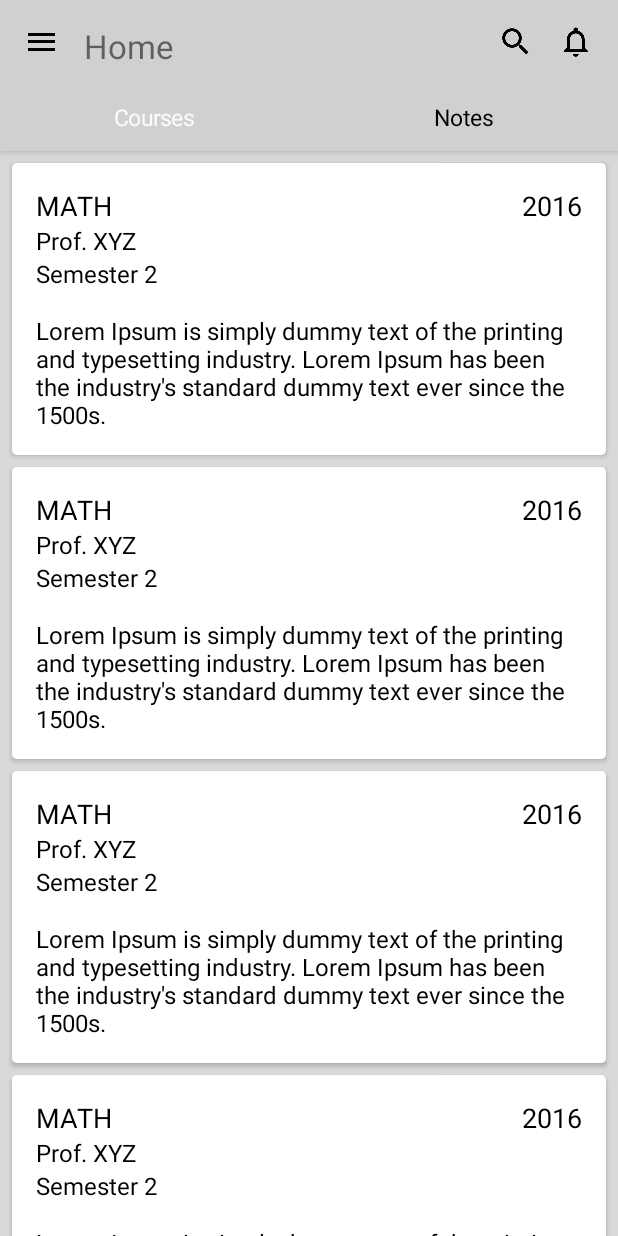
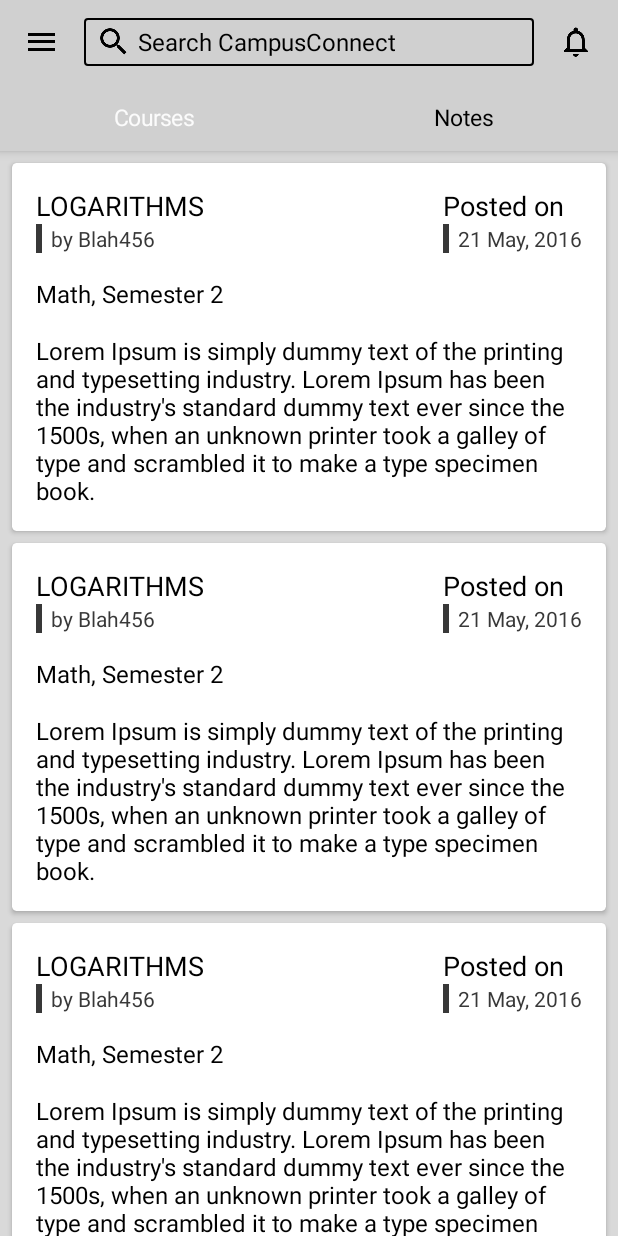
Before and after one commit to RK02/CampusConnect_2016, an Android app: the FragmentSearchCourse screen opened directly, with no data from a screen before it, after a tap on "Notes", on a phone screen of 412 x 824 dp. Run offline under Robolectric (Android 15) with nearby library versions, the phone set to English and light mode, and no system bars; our stand-ins replace ButterKnife.

Commit message:
SearchPage ActionBar changed.

```diff
--- a/app/src/main/java/com/campusconnect/cc_reboot/adapter/SearchCourseListAdapter.java
+++ b/app/src/main/java/com/campusconnect/cc_reboot/adapter/SearchCourseListAdapter.java
@@ -20,7 +20,7 @@ import butterknife.ButterKnife;
  * Created by RK on 05/06/2016.
  */
 public class SearchCourseListAdapter extends
-        RecyclerView.Adapter<SearchCourseListAdapter.SearchCourseListViewHolder> {
+        RecyclerView.Adapter<SearchCourseListAdapter.SearchNotesListViewHolder> {
 
     Context context;
 
@@ -35,23 +35,23 @@ public class SearchCourseListAdapter extends
     }
 
     @Override
-    public void onBindViewHolder(SearchCourseListViewHolder SearchCourseListViewHolder, int i) {
+    public void onBindViewHolder(SearchNotesListViewHolder SearchNotesListViewHolder, int i) {
     }
 
     @Override
-    public SearchCourseListViewHolder onCreateViewHolder(ViewGroup viewGroup, int i) {
+    public SearchNotesListViewHolder onCreateViewHolder(ViewGroup viewGroup, int i) {
         View itemView = LayoutInflater.from(viewGroup.getContext()).inflate(
                 R.layout.card_layout_search_course, viewGroup, false);
 
-        return new SearchCourseListViewHolder(itemView);
+        return new SearchNotesListViewHolder(itemView);
     }
 
-    public class SearchCourseListViewHolder extends RecyclerView.ViewHolder {
+    public class SearchNotesListViewHolder extends RecyclerView.ViewHolder {
 
         @Bind(R.id.search_course_card)
         CardView search_course_card;
 
-        public SearchCourseListViewHolder(View v) {
+        public SearchNotesListViewHolder(View v) {
             super(v);
             ButterKnife.bind(this, v);
 
--- /dev/null
+++ b/app/src/main/java/com/campusconnect/cc_reboot/adapter/SearchNotesListAdapter.java
@@ -0,0 +1,64 @@
+package com.campusconnect.cc_reboot.adapter;
+
+import android.content.Context;
+import android.support.v7.widget.CardView;
+import android.support.v7.widget.RecyclerView;
+import android.view.LayoutInflater;
+import android.view.View;
+import android.view.ViewGroup;
+
+import com.campusconnect.cc_reboot.R;
+
+import butterknife.Bind;
+import butterknife.ButterKnife;
+
+/**
+ * Created by RK on 05/06/2016.
+ */
+public class SearchNotesListAdapter extends
+        RecyclerView.Adapter<SearchNotesListAdapter.SearchCourseListViewHolder> {
+
+    Context context;
+
+    public SearchNotesListAdapter(Context context) {
+        this.context = context;
+
+    }
+
+    @Override
+    public int getItemCount() {
+        return 8;
+    }
+
+    @Override
+    public void onBindViewHolder(SearchCourseListViewHolder SearchCourseListViewHolder, int i) {
+    }
+
+    @Override
+    public SearchCourseListViewHolder onCreateViewHolder(ViewGroup viewGroup, int i) {
+        View itemView = LayoutInflater.from(viewGroup.getContext()).inflate(
+                R.layout.card_layout_search_note, viewGroup, false);
+
+        return new SearchCourseListViewHolder(itemView);
+    }
+
+    public class SearchCourseListViewHolder extends RecyclerView.ViewHolder {
+
+        @Bind(R.id.search_notes_card)
+        CardView search_notes_card;
+
+        public SearchCourseListViewHolder(View v) {
+            super(v);
+            ButterKnife.bind(this, v);
+
+            search_notes_card.setOnClickListener(new View.OnClickListener() {
+                @Override
+                public void onClick(View v) {
+                    //Intent intent_temp = new Intent(v.getContext(), CoursePageActivity.class);
+                    //context.startActivity(intent_temp);
+                }
+            });
+
+        }
+    }
+}
--- a/app/src/main/java/com/campusconnect/cc_reboot/fragment/SearchPage/FragmentSearchNotes.java
+++ b/app/src/main/java/com/campusconnect/cc_reboot/fragment/SearchPage/FragmentSearchNotes.java
@@ -12,6 +12,7 @@ import android.view.ViewGroup;
 
 import com.campusconnect.cc_reboot.R;
 import com.campusconnect.cc_reboot.adapter.SearchCourseListAdapter;
+import com.campusconnect.cc_reboot.adapter.SearchNotesListAdapter;
 
 /**
  * Created by RK on 05/06/2016.
@@ -19,7 +20,7 @@ import com.campusconnect.cc_reboot.adapter.SearchCourseListAdapter;
 public class FragmentSearchNotes extends Fragment {
 
     RecyclerView course_list;
-    SearchCourseListAdapter mCourseAdapter;
+    SearchNotesListAdapter mSearchNotesAdapter;
     LinearLayoutManager mLayoutManager;
 
     @Override
@@ -30,10 +31,10 @@ public class FragmentSearchNotes extends Fragment {
 
         //Setting the recyclerView
         mLayoutManager = new LinearLayoutManager(v.getContext());
-        mCourseAdapter = new SearchCourseListAdapter(v.getContext());
+        mSearchNotesAdapter = new SearchNotesListAdapter(v.getContext());
         course_list.setLayoutManager(mLayoutManager);
         course_list.setItemAnimator(new DefaultItemAnimator());
-        course_list.setAdapter(mCourseAdapter);
+        course_list.setAdapter(mSearchNotesAdapter);
 
         return v;
     }
--- /dev/null
+++ b/app/src/main/res/drawable/searchbox_rounded.xml
@@ -0,0 +1,13 @@
+<?xml version="1.0" encoding="utf-8"?>
+<shape xmlns:android="http://schemas.android.com/apk/res/android" >
+
+    <solid android:color="@android:color/transparent" />
+
+    <stroke
+        android:width="1dp"
+        android:color="#000000" />
+
+    <corners
+        android:radius="2dp" />
+
+</shape>
--- /dev/null
+++ b/app/src/main/res/layout/actionbar_search.xml
@@ -0,0 +1,69 @@
+<?xml version="1.0" encoding="utf-8"?>
+<LinearLayout xmlns:android="http://schemas.android.com/apk/res/android"
+    android:layout_width="match_parent"
+    android:layout_height="?attr/actionBarSize"
+    android:layout_gravity="right"
+    android:background="@color/ColorPrimaryDark"
+    android:elevation="4dp"
+    android:gravity="center_vertical"
+    android:paddingLeft="@dimen/activity_vertical_margin"
+    android:paddingRight="@dimen/activity_vertical_margin"
+    android:paddingTop="12dp"
+    android:paddingBottom="12dp">
+
+    <ImageButton
+        android:id="@+id/ib_menu"
+        android:layout_width="wrap_content"
+        android:layout_height="wrap_content"
+        android:background="@android:color/transparent"
+        android:src="@mipmap/ic_menu_24" />
+
+    <RelativeLayout
+        android:layout_width="match_parent"
+        android:layout_height="wrap_content"
+        android:layout_centerVertical="true"
+        android:paddingLeft="@dimen/activity_vertical_margin">
+
+        <RelativeLayout
+            android:layout_width="wrap_content"
+            android:layout_height="wrap_content"
+            android:gravity="center_vertical"
+            android:paddingLeft="8dp"
+            android:paddingRight="4dp"
+            android:background="@drawable/searchbox_rounded"
+            android:layout_toLeftOf="@+id/ib_notification"
+            android:layout_alignParentLeft="true">
+
+            <ImageButton
+                android:id="@+id/ib_search_icon"
+                android:layout_width="wrap_content"
+                android:layout_height="wrap_content"
+                android:layout_centerVertical="true"
+                android:background="@android:color/transparent"
+                android:src="@mipmap/ic_search_24" />
+
+            <TextView
+                android:id="@+id/tv_title"
+                android:layout_width="match_parent"
+                android:layout_height="match_parent"
+                android:gravity="center_vertical|left"
+                android:paddingLeft="4dp"
+                android:textColor="#000000"
+                android:layout_toRightOf="@+id/ib_search_icon"
+                android:text="Search CampusConnect"
+                android:textSize="16sp" />
+
+        </RelativeLayout>
+
+        <ImageButton
+            android:id="@+id/ib_notification"
+            android:layout_width="wrap_content"
+            android:layout_height="wrap_content"
+            android:layout_alignParentRight="true"
+            android:layout_centerVertical="true"
+            android:paddingLeft="@dimen/activity_vertical_margin"
+            android:background="@android:color/transparent"
+            android:src="@mipmap/ic_notifications_none_24" />
+    </RelativeLayout>
+
+</LinearLayout>
--- a/app/src/main/res/layout/activity_search.xml
+++ b/app/src/main/res/layout/activity_search.xml
@@ -18,8 +18,8 @@
 
             <!-- ViewPagerAdapter_home Toolbar   -->
             <include
-                android:id="@+id/include_acb_home"
-                layout="@layout/actionbar_home"
+                android:id="@+id/include_acb_search"
+                layout="@layout/actionbar_search"
                 android:layout_width="match_parent"
                 android:layout_height="?attr/actionBarSize"
                 app:layout_scrollFlags="scroll"></include>
--- /dev/null
+++ b/app/src/main/res/layout/card_layout_search_note.xml
@@ -0,0 +1,131 @@
+<?xml version="1.0" encoding="utf-8"?>
+<android.support.v7.widget.CardView xmlns:android="http://schemas.android.com/apk/res/android"
+    xmlns:card_view="http://schemas.android.com/apk/res-auto"
+    android:id="@+id/search_notes_card"
+    android:layout_width="match_parent"
+    android:layout_height="wrap_content"
+    android:layout_marginLeft="8dp"
+    android:layout_marginRight="8dp"
+    android:layout_marginTop="8dp"
+    android:background="#ffffff"
+    android:clickable="true"
+    android:foreground="?android:attr/selectableItemBackground"
+    android:orientation="vertical"
+    card_view:cardCornerRadius="3dp">
+
+    <RelativeLayout
+        android:layout_width="wrap_content"
+        android:layout_height="wrap_content"
+        android:paddingTop="16dp"
+        android:paddingBottom="16dp">
+
+        <!--Notes card top container-->
+        <RelativeLayout
+            android:id="@+id/top_part_card"
+            android:layout_width="wrap_content"
+            android:layout_height="wrap_content"
+            android:paddingLeft="16dp"
+            android:paddingRight="16dp">
+            <!--Title and Author container-->
+            <LinearLayout
+                android:id="@+id/container_title_author"
+                android:layout_width="wrap_content"
+                android:layout_height="wrap_content"
+                android:layout_alignParentLeft="true"
+                android:layout_toLeftOf="@+id/container_date_posted"
+                android:orientation="vertical"
+                android:paddingRight="64dp">
+
+                <TextView
+                    android:id="@+id/tv_note_name"
+                    android:layout_width="wrap_content"
+                    android:layout_height="wrap_content"
+                    android:text="LOGARITHMS"
+                    android:textColor="#000000"
+                    android:textSize="18sp" />
+
+                <RelativeLayout
+                    android:layout_width="wrap_content"
+                    android:layout_height="wrap_content">
+
+                    <View
+                        android:layout_width="4dp"
+                        android:layout_height="match_parent"
+                        android:layout_alignBottom="@+id/tv_uploader"
+                        android:layout_alignTop="@+id/tv_uploader"
+                        android:background="#383838" />
+
+                    <TextView
+                        android:id="@+id/tv_uploader"
+                        android:layout_width="wrap_content"
+                        android:layout_height="wrap_content"
+                        android:paddingLeft="10dp"
+                        android:text="by Blah456"
+                        android:textColor="#383838"
+                        android:textSize="14sp" />
+                </RelativeLayout>
+
+            </LinearLayout>
+
+            <!--Date Posted container-->
+            <LinearLayout
+                android:id="@+id/container_date_posted"
+                android:layout_width="wrap_content"
+                android:layout_height="wrap_content"
+                android:layout_alignParentRight="true"
+                android:orientation="vertical">
+
+                <TextView
+                    android:layout_width="wrap_content"
+                    android:layout_height="wrap_content"
+                    android:text="Posted on"
+                    android:textColor="#000000"
+                    android:textSize="18sp" />
+
+                <RelativeLayout
+                    android:layout_width="wrap_content"
+                    android:layout_height="wrap_content">
+
+                    <View
+                        android:layout_width="4dp"
+                        android:layout_height="match_parent"
+                        android:layout_alignBottom="@+id/tv_date_posted"
+                        android:layout_alignTop="@+id/tv_date_posted"
+                        android:background="#383838" />
+
+                    <TextView
+                        android:id="@+id/tv_date_posted"
+                        android:layout_width="wrap_content"
+                        android:layout_height="wrap_content"
+                        android:paddingLeft="10dp"
+                        android:text="21 May, 2016"
+                        android:textColor="#383838"
+                        android:textSize="14sp" />
+                </RelativeLayout>
+            </LinearLayout>
+        </RelativeLayout>
+
+        <TextView
+            android:id="@+id/tv_note_course_semester"
+            android:layout_width="match_parent"
+            android:layout_height="wrap_content"
+            android:padding="16dp"
+            android:text="Math, Semester 2"
+            android:layout_below="@+id/top_part_card"
+            android:textColor="#000000"
+            android:textSize="16sp" />
+
+        <TextView
+            android:id="@+id/tv_description"
+            android:layout_width="wrap_content"
+            android:layout_height="wrap_content"
+            android:paddingLeft="16dp"
+            android:paddingRight="16dp"
+            android:text="Lorem Ipsum is simply dummy text of the printing and typesetting industry. Lorem Ipsum has been the industry's standard dummy text ever since the 1500s, when an unknown printer took a galley of type and scrambled it to make a type specimen book."
+            android:layout_below="@+id/tv_note_course_semester"
+            android:textColor="#000000"
+            android:textSize="16sp" />
+
+    </RelativeLayout>
+
+</android.support.v7.widget.CardView>
```
